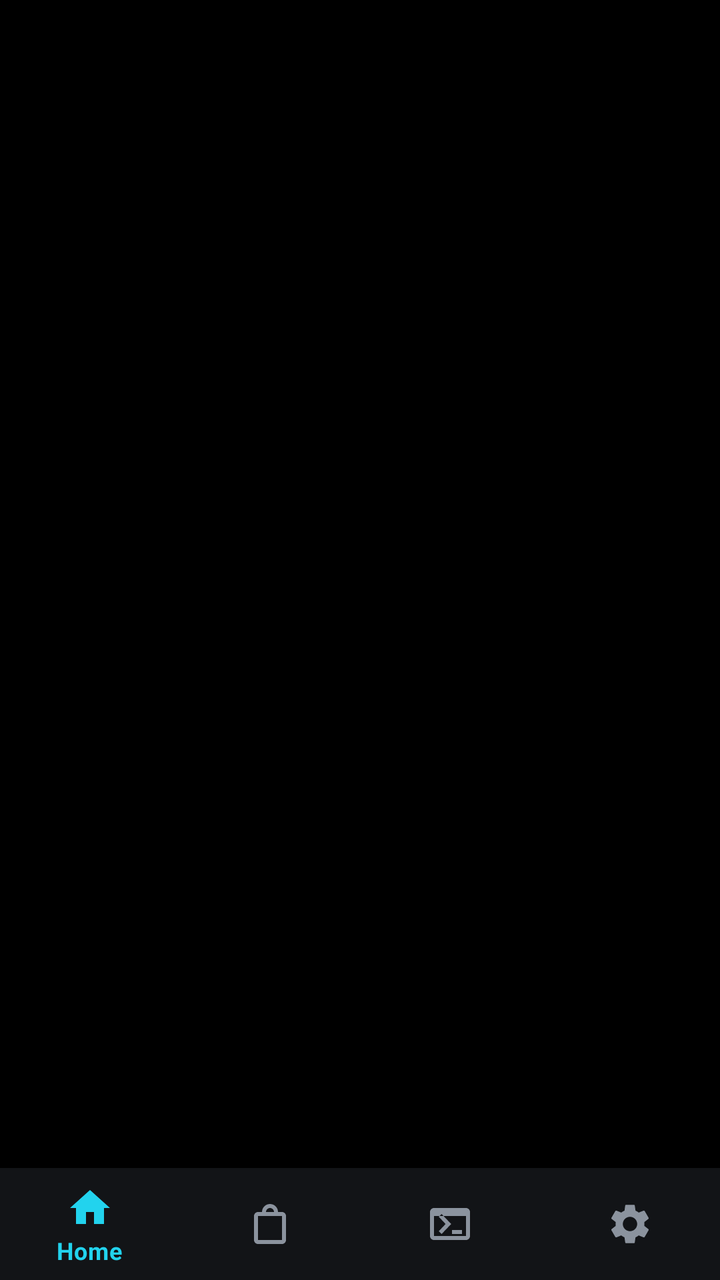
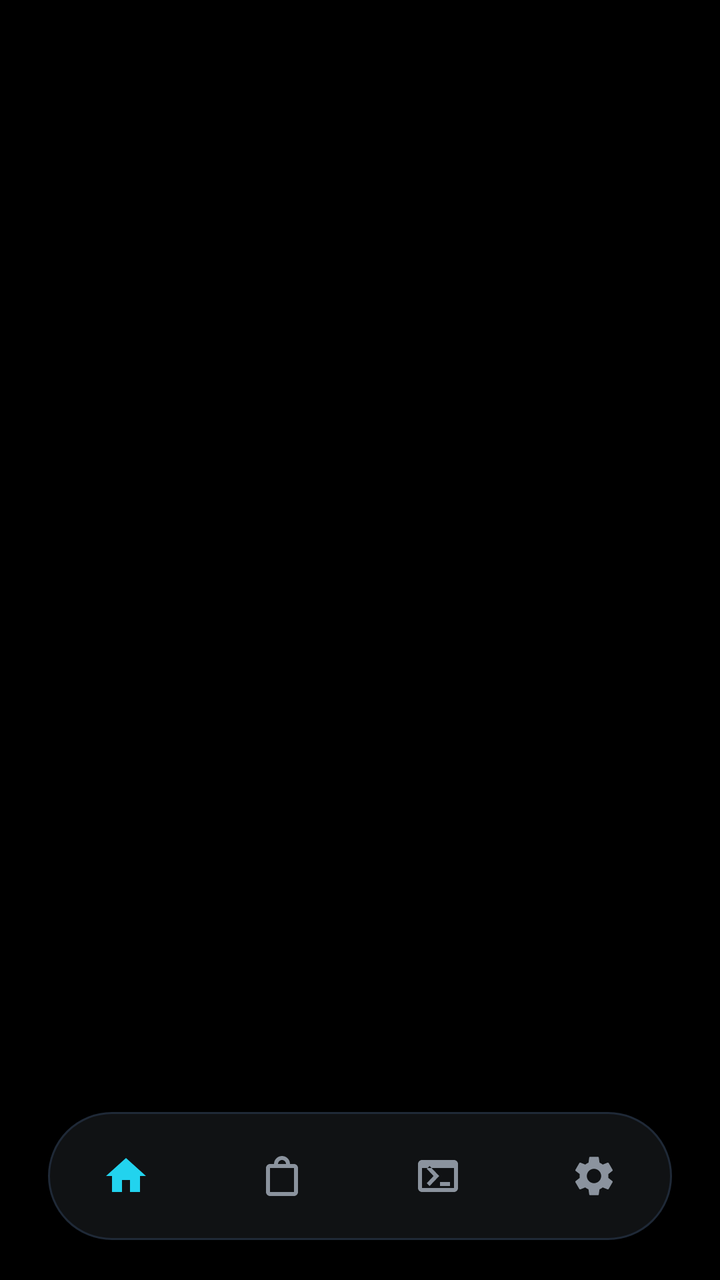

Compare the two renders of this Android layout. The source of the first and the diff that turns it into the second are given below.
<!-- AndroidManifest.xml: application theme Theme.EZBox -->
<!-- res/layout/activity_main.xml -->
<?xml version="1.0" encoding="utf-8"?>
<LinearLayout xmlns:android="http://schemas.android.com/apk/res/android"
    xmlns:app="http://schemas.android.com/apk/res-auto"
    android:layout_width="match_parent"
    android:layout_height="match_parent"
    android:orientation="vertical">

    <FrameLayout
        android:id="@+id/fragmentContainer"
        android:layout_width="match_parent"
        android:layout_height="0dp"
        android:layout_weight="1" />

    <com.google.android.material.bottomnavigation.BottomNavigationView
        android:id="@+id/bottomNavigation"
        android:layout_width="match_parent"
        android:layout_height="wrap_content"
        app:menu="@menu/bottom_nav_menu" />

</LinearLayout>
<!-- resources referenced by this layout -->
<resources>
  <style name="Theme.EZBox" parent="Theme.MaterialComponents.NoActionBar">
          <item name="android:windowBackground">@color/ezos_bg_black</item>
          <item name="colorPrimary">@color/ezos_accent</item>
          <item name="colorAccent">@color/ezos_accent</item>
          <item name="android:textColorPrimary">@color/ezos_text_primary</item>
          <item name="android:textColorSecondary">@color/ezos_text_secondary</item>
          <item name="bottomNavigationStyle">@style/EZBox.BottomNav</item>
      </style>
  <color name="ezos_bg_black">#000000</color>
  <color name="ezos_accent">#22D3EE</color>
  <color name="ezos_text_primary">#F5F5F7</color>
  <color name="ezos_text_secondary">#8B939E</color>
  <style name="EZBox.BottomNav" parent="Widget.MaterialComponents.BottomNavigationView">
          <item name="android:background">@color/ezos_card_bg</item>
          <item name="itemIconTint">@color/nav_icon_tint</item>
          <item name="itemTextColor">@color/nav_icon_tint</item>
          <item name="itemRippleColor">@color/ezos_accent</item>
          <item name="elevation">0dp</item>
      </style>
  <color name="ezos_card_bg">#121417</color>
</resources>

<!-- the commit's change to res/layout/activity_main.xml (unified diff, before → after) -->
@@ -1,20 +1,28 @@
 <?xml version="1.0" encoding="utf-8"?>
-<LinearLayout xmlns:android="http://schemas.android.com/apk/res/android"
+<FrameLayout xmlns:android="http://schemas.android.com/apk/res/android"
     xmlns:app="http://schemas.android.com/apk/res-auto"
     android:layout_width="match_parent"
     android:layout_height="match_parent"
-    android:orientation="vertical">
+    android:background="@color/ezos_bg_black">
 
     <FrameLayout
         android:id="@+id/fragmentContainer"
         android:layout_width="match_parent"
-        android:layout_height="0dp"
-        android:layout_weight="1" />
+        android:layout_height="match_parent"
+        android:paddingBottom="88dp" />
 
     <com.google.android.material.bottomnavigation.BottomNavigationView
         android:id="@+id/bottomNavigation"
-        android:layout_width="match_parent"
-        android:layout_height="wrap_content"
+        android:layout_width="wrap_content"
+        android:layout_height="64dp"
+        android:layout_gravity="bottom|center_horizontal"
+        android:layout_marginBottom="20dp"
+        android:layout_marginStart="24dp"
+        android:layout_marginEnd="24dp"
+        android:background="@drawable/nav_pill_bg"
+        android:elevation="8dp"
+        app:labelVisibilityMode="unlabeled"
+        app:itemIconSize="24dp"
         app:menu="@menu/bottom_nav_menu" />
 
-</LinearLayout>
+</FrameLayout>
<!-- resource entries referenced after the edit -->
@@ -1,5 +1,13 @@
 <!-- resources referenced by this layout -->
 <resources>
+  <color name="ezos_bg_black">#000000</color>
+  <!-- drawable nav_pill_bg (drawable) -->
+  <?xml version="1.0" encoding="utf-8"?>
+  <shape xmlns:android="http://schemas.android.com/apk/res/android">
+      <solid android:color="#E6121417" />
+      <corners android:radius="32dp" />
+      <stroke android:width="1dp" android:color="@color/ezos_card_border" />
+  </shape>
   <style name="Theme.EZBox" parent="Theme.MaterialComponents.NoActionBar">
           <item name="android:windowBackground">@color/ezos_bg_black</item>
           <item name="colorPrimary">@color/ezos_accent</item>
@@ -8,17 +16,14 @@
           <item name="android:textColorSecondary">@color/ezos_text_secondary</item>
           <item name="bottomNavigationStyle">@style/EZBox.BottomNav</item>
       </style>
-  <color name="ezos_bg_black">#000000</color>
+  <color name="ezos_card_border">#1F2937</color>
   <color name="ezos_accent">#22D3EE</color>
   <color name="ezos_text_primary">#F5F5F7</color>
   <color name="ezos_text_secondary">#8B939E</color>
   <style name="EZBox.BottomNav" parent="Widget.MaterialComponents.BottomNavigationView">
-          <item name="android:background">@color/ezos_card_bg</item>
           <item name="itemIconTint">@color/nav_icon_tint</item>
           <item name="itemTextColor">@color/nav_icon_tint</item>
           <item name="itemRippleColor">@color/ezos_accent</item>
-          <item name="elevation">0dp</item>
       </style>
-  <color name="ezos_card_bg">#121417</color>
 </resources>
 
